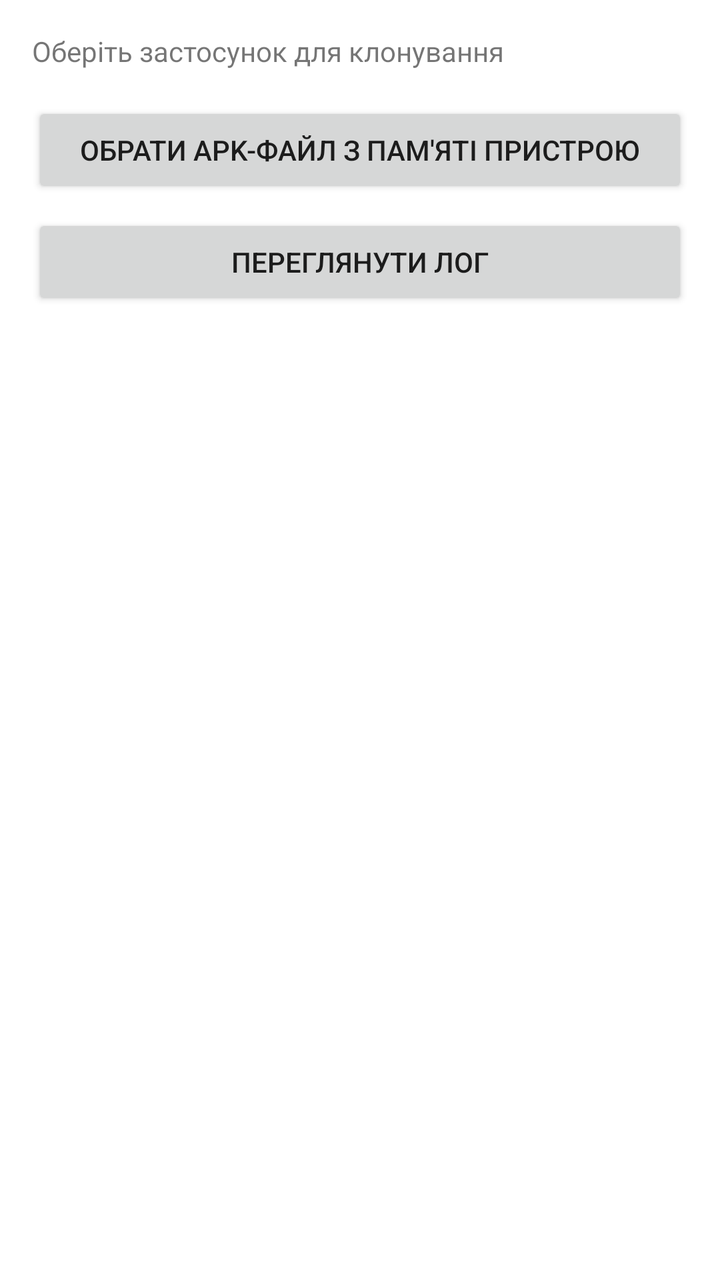
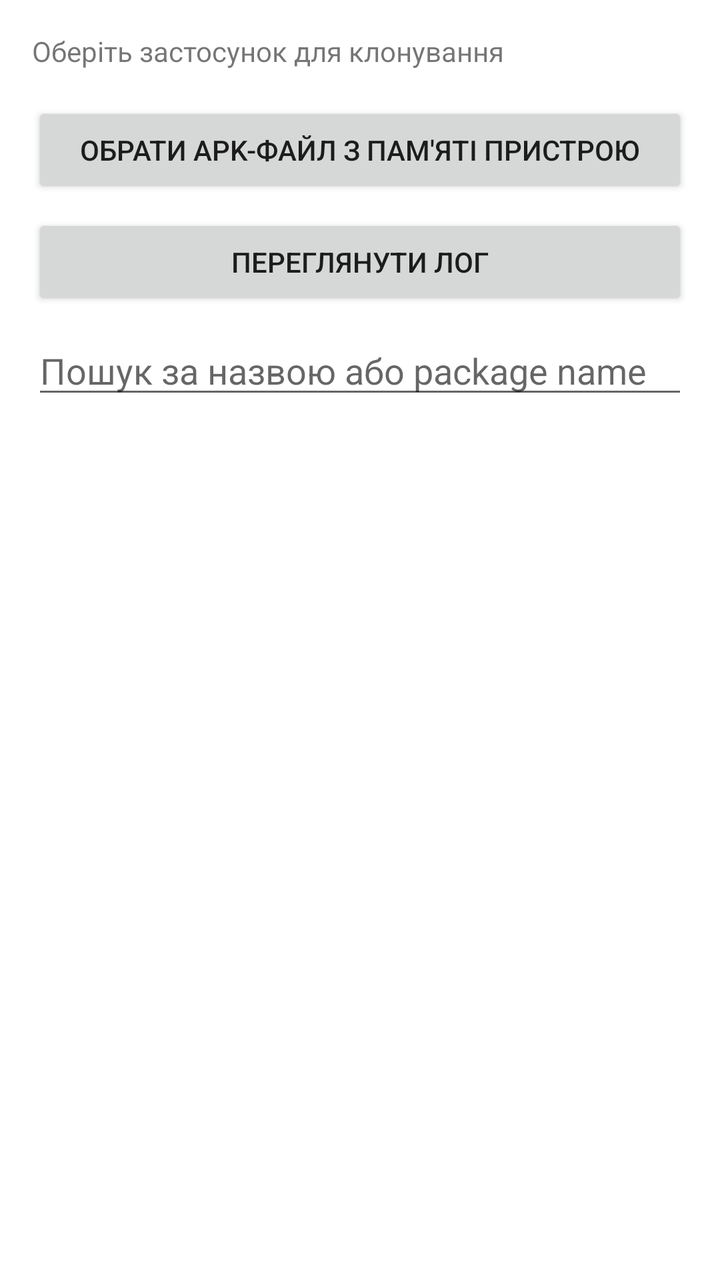

Screens rendered from an Android XML layout before and after an edit, with the pre-edit source and the edit as a unified diff.
<!-- AndroidManifest.xml: application theme Theme.ApkCloner -->
<!-- res/layout/activity_main.xml -->
<?xml version="1.0" encoding="utf-8"?>
<LinearLayout xmlns:android="http://schemas.android.com/apk/res/android"
    android:layout_width="match_parent"
    android:layout_height="match_parent"
    android:orientation="vertical">

    <TextView
        android:id="@+id/statusText"
        android:layout_width="match_parent"
        android:layout_height="wrap_content"
        android:padding="16dp"
        android:text="@string/select_app_hint"
        android:textSize="14sp" />

    <Button
        android:id="@+id/btnPickFile"
        android:layout_width="match_parent"
        android:layout_height="wrap_content"
        android:layout_marginHorizontal="16dp"
        android:layout_marginBottom="8dp"
        android:text="@string/pick_apk_from_storage" />

    <Button
        android:id="@+id/btnViewLog"
        android:layout_width="match_parent"
        android:layout_height="wrap_content"
        android:layout_marginHorizontal="16dp"
        android:layout_marginBottom="8dp"
        android:text="@string/view_log" />

    <androidx.recyclerview.widget.RecyclerView
        android:id="@+id/appList"
        android:layout_width="match_parent"
        android:layout_height="0dp"
        android:layout_weight="1"
        android:clipToPadding="false"
        android:paddingBottom="16dp" />

</LinearLayout>
<!-- resources referenced by this layout -->
<resources>
  <string name="pick_apk_from_storage">Обрати APK-файл з пам\'яті пристрою</string>
  <string name="select_app_hint">Оберіть застосунок для клонування</string>
  <string name="view_log">Переглянути лог</string>
  <style name="Theme.ApkCloner" parent="Theme.MaterialComponents.DayNight.NoActionBar" />
</resources>

<!-- the commit's change to res/layout/activity_main.xml (unified diff, before → after) -->
@@ -28,6 +28,17 @@
         android:layout_marginBottom="8dp"
         android:text="@string/view_log" />
 
+    <EditText
+        android:id="@+id/searchInput"
+        android:layout_width="match_parent"
+        android:layout_height="wrap_content"
+        android:layout_marginHorizontal="16dp"
+        android:layout_marginBottom="8dp"
+        android:autofillHints=""
+        android:hint="@string/search_hint"
+        android:inputType="text"
+        android:maxLines="1" />
+
     <androidx.recyclerview.widget.RecyclerView
         android:id="@+id/appList"
         android:layout_width="match_parent"
<!-- resource entries referenced after the edit -->
@@ -1,6 +1,7 @@
 <!-- resources referenced by this layout -->
 <resources>
   <string name="pick_apk_from_storage">Обрати APK-файл з пам\'яті пристрою</string>
+  <string name="search_hint">Пошук за назвою або package name</string>
   <string name="select_app_hint">Оберіть застосунок для клонування</string>
   <string name="view_log">Переглянути лог</string>
   <style name="Theme.ApkCloner" parent="Theme.MaterialComponents.DayNight.NoActionBar" />
